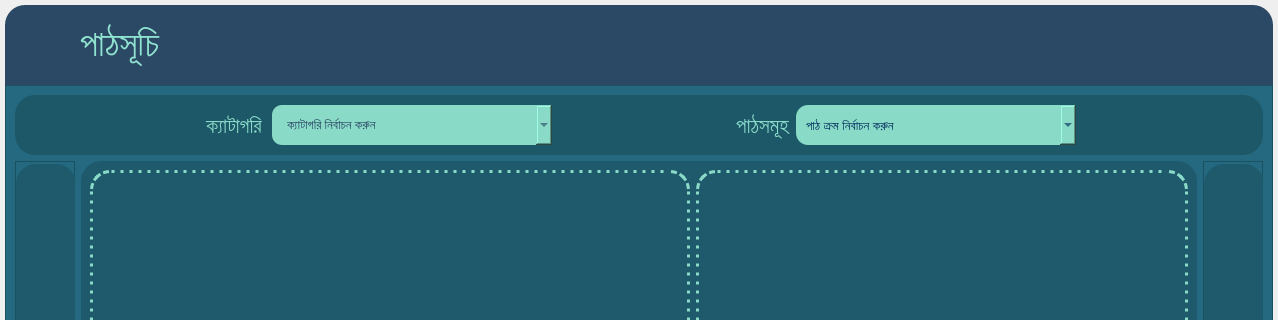
Old version of the form EmPower/Teacher/Frontend/PyQt_UI/Lesson_manager.ui in the repository ahmedfahad04/SPL-2; both pictures show x 0 to 1278 and y 0 to 320 of the 1278 by 882 pixel window.
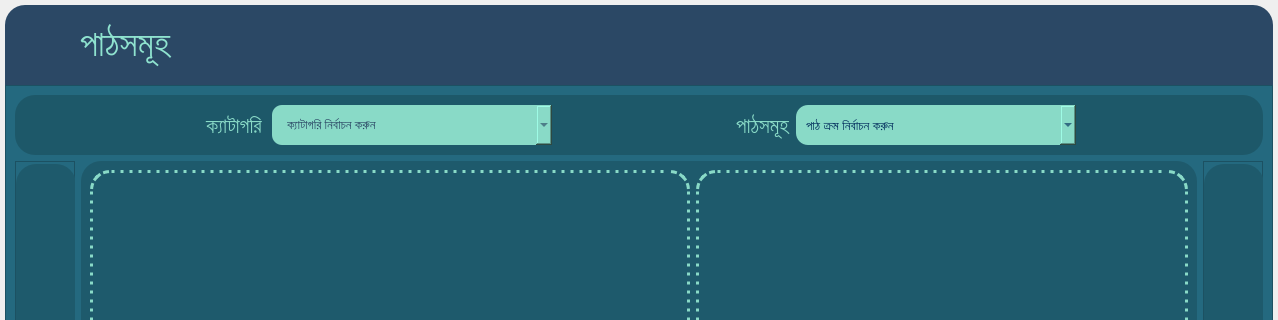
New version of the form. Icons and pictures are not drawn.

```diff
--- a/EmPower/Teacher/Frontend/PyQt_UI/Lesson_manager.ui
+++ b/EmPower/Teacher/Frontend/PyQt_UI/Lesson_manager.ui
@@ -159,7 +159,7 @@
           <string notr="true">color: #8FE3CF</string>
          </property>
          <property name="text">
-          <string>পাঠসূচি</string>
+          <string>পাঠসমূহ </string>
          </property>
          <property name="alignment">
           <set>Qt::AlignLeading|Qt::AlignLeft|Qt::AlignVCenter</set>
```
